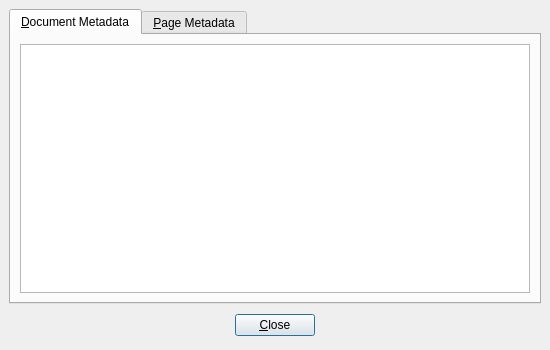
Old version of the form src/qdjviewmetadialog.ui in the repository barak/djview4.
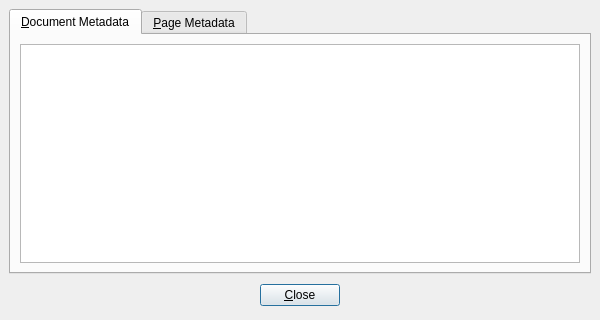
New version of the form.

Commit message: Slighty fixed info and meta dialogs.

Patch:
```diff
--- a/src/qdjviewmetadialog.ui
+++ b/src/qdjviewmetadialog.ui
@@ -8,8 +8,8 @@
    <rect>
     <x>0</x>
     <y>0</y>
-    <width>550</width>
-    <height>350</height>
+    <width>600</width>
+    <height>320</height>
    </rect>
   </property>
   <property name="windowTitle" >
```
The commit also changes 2 other files.
